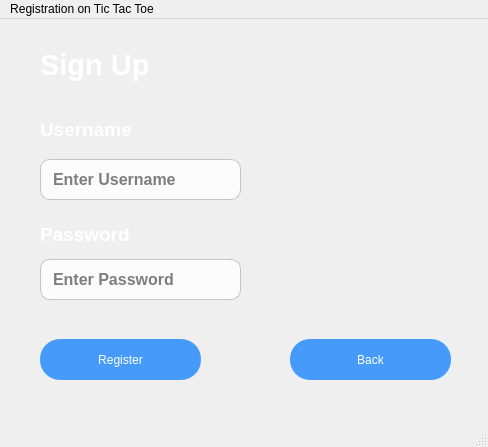
The window that signup.ui (Mohammed-Nasr-137/XO_Project) describes before a commit, drawn with Qt 5.
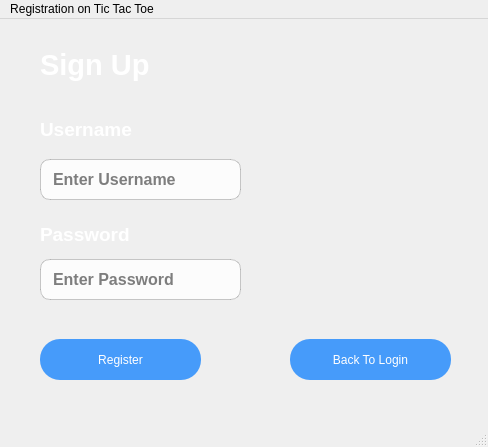
The same window after the commit.

What changed in the file:
```diff
--- a/signup.ui
+++ b/signup.ui
@@ -213,7 +213,7 @@
 </string>
     </property>
     <property name="text">
-     <string>Back</string>
+     <string>Back To Login</string>
     </property>
    </widget>
    <widget class="QPushButton" name="reg_button">
```
